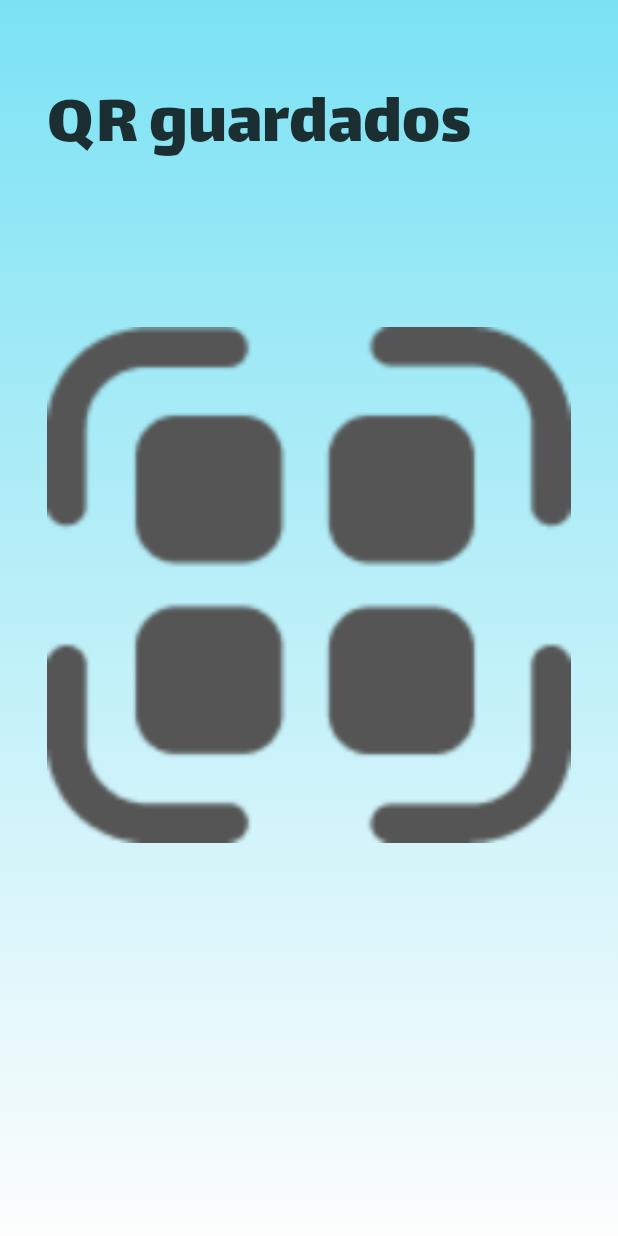
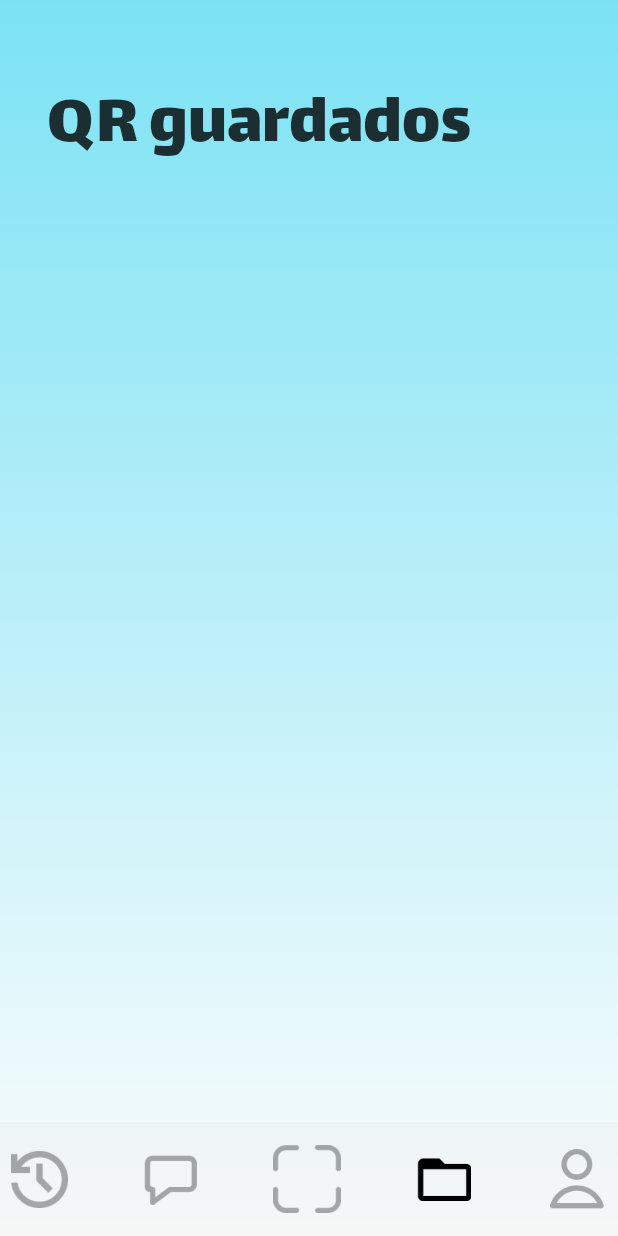
Before and after one commit to pintar9990/Pattern, an Android app built with Jetpack Compose: the SavedScreenUI screen opened through its navigation route, on a phone screen of 412 x 824 dp. Run offline under Robolectric (Android 15) with nearby library versions, the phone set to English and light mode, and no system bars; our stand-ins replace Firebase (no records; nobody signed in at launch, a user with empty details on screens opened directly).

Commit message:
postmerge wapo

```diff
--- a/app/build.gradle.kts
+++ b/app/build.gradle.kts
@@ -65,6 +65,7 @@ dependencies {
     implementation("com.google.firebase:firebase-auth")
     implementation("com.google.firebase:firebase-database")
     implementation("io.coil-kt:coil-compose:2.4.0")
+    implementation(libs.firebase.database.ktx)
     testImplementation(libs.junit)
     androidTestImplementation(libs.androidx.junit)
     androidTestImplementation(libs.androidx.espresso.core)
--- a/app/src/main/java/com/example/myapplicationdssdsdsd/ui/theme/SavedScreenUI.kt
+++ b/app/src/main/java/com/example/myapplicationdssdsdsd/ui/theme/SavedScreenUI.kt
@@ -22,6 +22,8 @@ import com.google.firebase.auth.FirebaseAuth
 import com.google.firebase.database.*
 
 import com.example.myapplicationdssdsdsd.R
+import com.example.myapplicationdssdsdsd.ui.theme.ToolBox
+import com.google.firebase.database.DatabaseError
 
 // Data class to represent QR data from Firebase
 data class QrItemData(
@@ -78,18 +80,11 @@ fun SavedScreenUI(navController: NavHostController, registrationSuccess: Boolean
                     Spacer(modifier = Modifier.height(14.dp))
                 }
 
-                item {
-                    Spacer(modifier = Modifier.height(58.dp))
-                    Image(
-                        painter = painterResource(id = R.drawable.qr_icon),
-                        contentDescription = null,
-                        modifier = Modifier.fillMaxWidth(),
-                        contentScale = ContentScale.FillWidth
-                    )
-                }
+
             }
         }
     }
+    ToolBox()
 }
 
 // Composable para mostrar cada QR
--- a/gradle/libs.versions.toml
+++ b/gradle/libs.versions.toml
@@ -10,6 +10,7 @@ activityCompose = "1.9.3"
 composeBom = "2024.04.01"
 navigationRuntimeKtx = "2.8.4"
 firebaseAuthKtx = "23.1.0"
+firebaseDatabaseKtx = "21.0.0"
 
 [libraries]
 androidx-core-ktx = { group = "androidx.core", name = "core-ktx", version.ref = "coreKtx" }
@@ -28,6 +29,7 @@ androidx-ui-test-junit4 = { group = "androidx.compose.ui", name = "ui-test-junit
 androidx-material3 = { group = "androidx.compose.material3", name = "material3" }
 androidx-navigation-runtime-ktx = { group = "androidx.navigation", name = "navigation-runtime-ktx", version.ref = "navigationRuntimeKtx" }
 firebase-auth-ktx = { group = "com.google.firebase", name = "firebase-auth-ktx", version.ref = "firebaseAuthKtx" }
+firebase-database-ktx = { group = "com.google.firebase", name = "firebase-database-ktx", version.ref = "firebaseDatabaseKtx" }
 
 [plugins]
 android-application = { id = "com.android.application", version.ref = "agp" }
```
